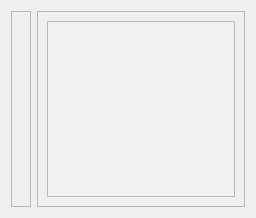
Old version of the form march_launch/resource/software_check.ui in the repository project-march/march.
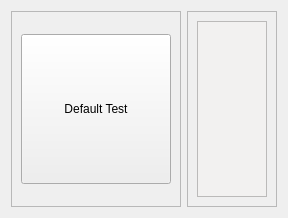
New version of the form.

The edit to the form file:
```diff
--- a/march_launch/resource/software_check.ui
+++ b/march_launch/resource/software_check.ui
@@ -61,7 +61,21 @@
      <property name="frameShadow">
       <enum>QFrame::Raised</enum>
      </property>
-     <layout class="QVBoxLayout" name="verticalLayout_2"/>
+     <layout class="QVBoxLayout" name="verticalLayout_2">
+      <item>
+       <widget class="QPushButton" name="Default">
+        <property name="minimumSize">
+         <size>
+          <width>150</width>
+          <height>150</height>
+         </size>
+        </property>
+        <property name="text">
+         <string>Default Test</string>
+        </property>
+       </widget>
+      </item>
+     </layout>
     </widget>
    </item>
   </layout>
```
